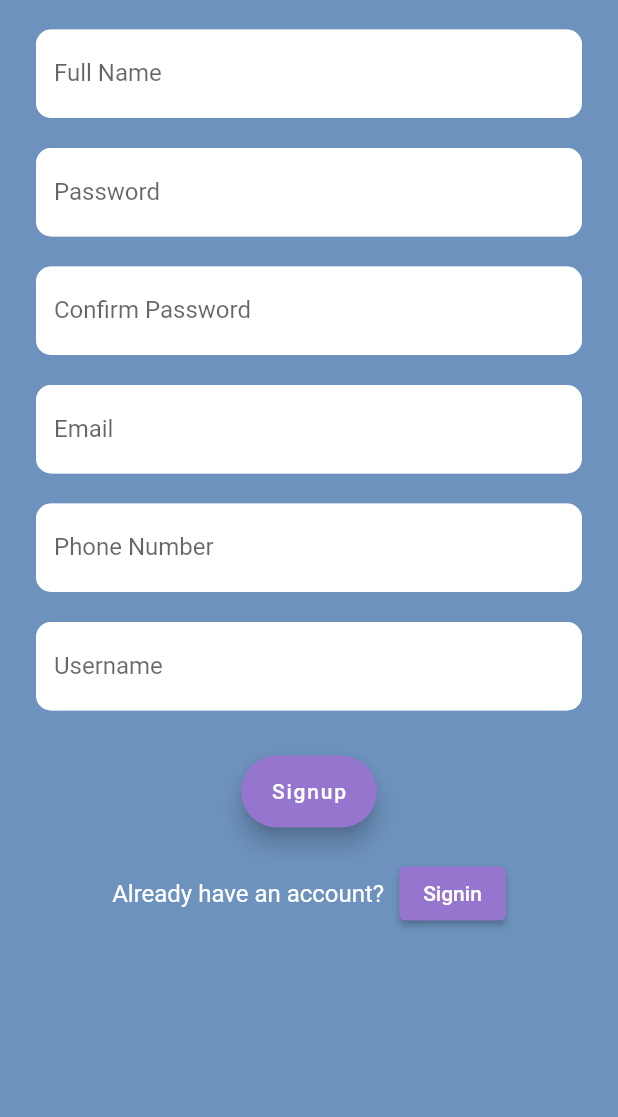
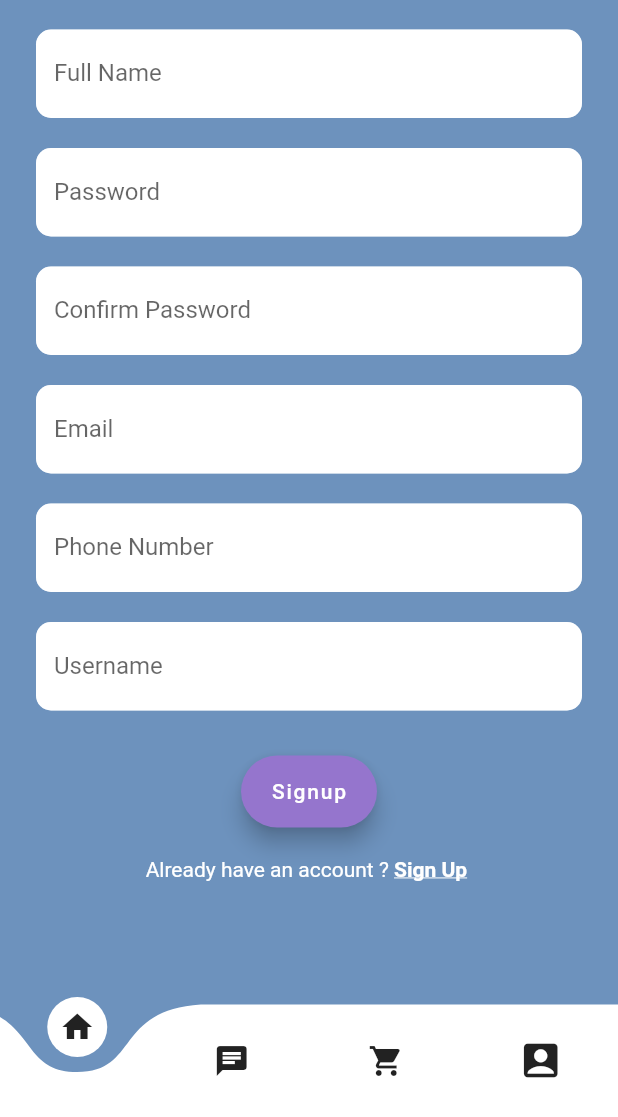
Before and after one commit to ishwar46/ProjectJutta, a Flutter app: the RegPage screen opened directly, on a phone screen of 412 x 824 dp, the part 119-1236 px from its top. Run offline on Flutter 3.47's test engine with Material 2 defaults, Android fonts, the phone set to English and light mode, and no system bars; drawn by our look-alikes of curved_navigation_bar; our stand-ins replace velocity_x.

Commit message:
Update signup_page.dart

```diff
--- a/jutta_junction/lib/pages/signup_page.dart
+++ b/jutta_junction/lib/pages/signup_page.dart
@@ -1,6 +1,8 @@
+import 'package:curved_navigation_bar/curved_navigation_bar.dart';
 import 'package:flutter/material.dart';
 import 'package:jutta_junction/main.dart';
 import 'package:jutta_junction/pages/login_page.dart';
+import 'package:jutta_junction/pages/test/landingpage.dart';
 
 class RegPage extends StatefulWidget {
   const RegPage({super.key});
@@ -12,10 +14,36 @@ class RegPage extends StatefulWidget {
 class _RegPageState extends State<RegPage> {
   bool changebutton = false;
   final _formkey = GlobalKey<FormState>();
+  moveToHome(BuildContext context) async {
+    if (_formkey.currentState!.validate())
+      setState(() {
+        changebutton = true;
+      });
+    await Future.delayed(Duration(seconds: 1));
+    await Navigator.pushNamed(context, MyRoutes.homeRoute);
+    setState(() {
+      changebutton = false;
+    });
+  }
 
   @override
   Widget build(BuildContext context) {
     return Scaffold(
+      bottomNavigationBar: CurvedNavigationBar(
+        backgroundColor: Color.fromARGB(255, 109, 146, 189),
+        items: <Widget>[
+          Icon(Icons.home),
+          Icon(Icons.chat),
+          Icon(Icons.shopping_cart),
+          Icon(
+            Icons.account_box,
+            size: 30,
+          ),
+        ],
+        onTap: (index) {
+          //Handle button tap
+        },
+      ),
       resizeToAvoidBottomInset: false,
       backgroundColor: Color.fromARGB(255, 109, 146, 189),
       body: Stack(
@@ -107,7 +135,7 @@ class _RegPageState extends State<RegPage> {
                         height: 20.0,
                       ),
                       TextFormField(
-                        obscureText: true,
+                        style: TextStyle(color: Colors.black),
                         decoration: InputDecoration(
                           enabledBorder: OutlineInputBorder(
                             borderSide: BorderSide(
@@ -120,9 +148,6 @@ class _RegPageState extends State<RegPage> {
                           fillColor: Color.fromARGB(255, 255, 255, 255),
                           labelText: "Confirm Password",
                           hintText: "Enter your password",
-                          border: OutlineInputBorder(
-                            borderRadius: BorderRadius.circular(10.0),
-                          ),
                         ),
                         validator: (value) {
                           if (value!.isEmpty) {
@@ -137,7 +162,7 @@ class _RegPageState extends State<RegPage> {
                         height: 20.0,
                       ),
                       TextFormField(
-                        keyboardType: TextInputType.emailAddress,
+                        style: TextStyle(color: Colors.black),
                         decoration: InputDecoration(
                           enabledBorder: OutlineInputBorder(
                             borderSide: BorderSide(
@@ -149,16 +174,13 @@ class _RegPageState extends State<RegPage> {
                           filled: true,
                           fillColor: Color.fromARGB(255, 255, 255, 255),
                           labelText: "Email",
-                          hintText: "Enter your email",
-                          border: OutlineInputBorder(
-                            borderRadius: BorderRadius.circular(10.0),
-                          ),
+                          hintText: "Enter your email address",
                         ),
                         validator: (value) {
                           if (value!.isEmpty) {
                             return "Email cannot be empty";
                           } else if (!value.contains("@")) {
-                            return "Please enter a valid email";
+                            return "Please enter a valid email address";
                           }
                           return null;
                         },
@@ -167,7 +189,7 @@ class _RegPageState extends State<RegPage> {
                         height: 20.0,
                       ),
                       TextFormField(
-                        keyboardType: TextInputType.number,
+                        style: TextStyle(color: Colors.black),
                         decoration: InputDecoration(
                           enabledBorder: OutlineInputBorder(
                             borderSide: BorderSide(
@@ -180,14 +202,11 @@ class _RegPageState extends State<RegPage> {
                           fillColor: Color.fromARGB(255, 255, 255, 255),
                           labelText: "Phone Number",
                           hintText: "Enter your phone number",
-                          border: OutlineInputBorder(
-                            borderRadius: BorderRadius.circular(10.0),
-                          ),
                         ),
                         validator: (value) {
                           if (value!.isEmpty) {
                             return "Phone Number cannot be empty";
-                          } else if (value.length != 10) {
+                          } else if (value.length < 10) {
                             return "Please enter a valid phone number";
                           }
                           return null;
@@ -197,6 +216,7 @@ class _RegPageState extends State<RegPage> {
                         height: 20.0,
                       ),
                       TextFormField(
+                        style: TextStyle(color: Colors.black),
                         decoration: InputDecoration(
                           enabledBorder: OutlineInputBorder(
                             borderSide: BorderSide(
@@ -209,14 +229,14 @@ class _RegPageState extends State<RegPage> {
                           fillColor: Color.fromARGB(255, 255, 255, 255),
                           labelText: "Username",
                           hintText: "Enter your username",
-                          border: OutlineInputBorder(
-                            borderRadius: BorderRadius.circular(10.0),
-                          ),
                         ),
                         validator: (value) {
                           if (value!.isEmpty) {
                             return "Username cannot be empty";
+                          } else if (value.length < 6) {
+                            return "Username length should be atleast 6 charachter";
                           }
+
                           return null;
                         },
                       ),
@@ -229,7 +249,7 @@ class _RegPageState extends State<RegPage> {
                           onPressed: () => Navigator.push(
                                 context,
                                 MaterialPageRoute(
-                                  builder: (context) => LoginPage(),
+                                  builder: (context) => LandingPage(),
                                 ),
                               )),
                       SizedBox(
@@ -239,28 +259,25 @@ class _RegPageState extends State<RegPage> {
                         mainAxisAlignment: MainAxisAlignment.center,
                         children: [
                           Text(
-                            "Already have an account?",
-                            style:
-                                Theme.of(context).textTheme.subtitle1!.copyWith(
-                                      color: Colors.white,
-                                    ),
+                            "Already have an account ? ",
+                            style: TextStyle(
+                                fontWeight: FontWeight.normal,
+                                fontSize: 14,
+                                color: Colors.white),
                           ),
-                          SizedBox(
-                            width: 10.0,
-                          ),
-                          ElevatedButton(
-                            style: ElevatedButton.styleFrom(
-                              primary: Colors.deepPurple.shade300,
-                            ),
-                            onPressed: () => Navigator.push(
-                              context,
-                              MaterialPageRoute(
-                                builder: (context) => LoginPage(),
-                              ),
-                            ),
+                          InkWell(
+                            onTap: () {
+                              Navigator.push(
+                                  context,
+                                  MaterialPageRoute(
+                                      builder: (_) => const LoginPage()));
+                            },
                             child: Text(
-                              "Signin",
+                              "Sign Up ",
                               style: TextStyle(
+                                decoration: TextDecoration.underline,
+                                fontWeight: FontWeight.bold,
+                                fontSize: 14,
                                 color: Colors.white,
                               ),
                             ),
```
